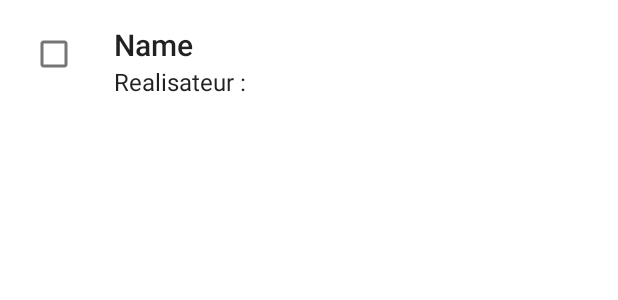
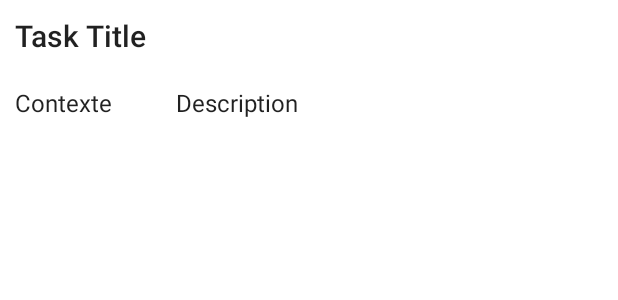
Before and after one commit to Michael16b/ToDoApp, an Android app: the layout list_row.xml on its own in the app's theme, with its tools: preview values and no code run, on a phone screen of 412 x 824 dp. Shown: the top 300 px of the screen. Run offline under Robolectric (Android 15) with nearby library versions, the phone set to English and light mode, and no system bars.

Commit message:
remaniment de l'interface graphique

```diff
--- a/app/src/main/java/com/example/todomobile/AddTask.java
+++ b/app/src/main/java/com/example/todomobile/AddTask.java
@@ -1,6 +1,4 @@
 package com.example.todomobile;
-
-import androidx.appcompat.app.AppCompatActivity;
 
 import android.app.DatePickerDialog;
 import android.os.Bundle;
@@ -12,8 +10,9 @@ import android.widget.EditText;
 import android.widget.Spinner;
 import android.widget.Toast;
 
+import androidx.appcompat.app.AppCompatActivity;
+
 import com.google.android.material.textfield.TextInputEditText;
-
 
 import org.apache.commons.validator.routines.UrlValidator;
 
--- a/app/src/main/res/layout/add_task.xml
+++ b/app/src/main/res/layout/add_task.xml
@@ -10,9 +10,7 @@
         android:layout_height="wrap_content"
         android:layout_margin="16dp"
         android:hint="Titre"
-        app:layout_constraintBottom_toTopOf="@+id/description_text_input_layout"
-
-        >
+        app:layout_constraintBottom_toTopOf="@+id/description_text_input_layout">
 
         <com.google.android.material.textfield.TextInputEditText
             android:id="@+id/title_edit_text"
--- a/app/src/main/res/layout/list_row.xml
+++ b/app/src/main/res/layout/list_row.xml
@@ -1,32 +1,39 @@
 <?xml version="1.0" encoding="utf-8"?>
-<RelativeLayout xmlns:android="http://schemas.android.com/apk/res/android"
-    xmlns:tools="http://schemas.android.com/tools"
-    android:padding="16dp"
+<GridLayout xmlns:android="http://schemas.android.com/apk/res/android"
     android:layout_width="match_parent"
-    android:layout_height="match_parent">
-
-    <CheckBox
-        android:id="@+id/select"
-        android:layout_width="40dp"
-        android:layout_height="40dp"/>
+    android:layout_height="match_parent"
+    android:clipChildren="false">
 
     <TextView
         android:id="@+id/task_title"
-        android:layout_toRightOf="@+id/select"
-        android:layout_marginLeft="20dp"
+        style="@style/TextAppearance.AppCompat.Title"
         android:layout_width="wrap_content"
         android:layout_height="wrap_content"
-        style="@style/TextAppearance.AppCompat.Title"
-        android:text="Name"/>
+        android:layout_margin="10dp"
+        android:layout_gravity="fill"
+        android:text="Task Title" />
 
     <TextView
         android:id="@+id/task_description"
-        android:layout_toRightOf="@+id/select"
-        android:layout_marginLeft="20dp"
+        style="@style/TextAppearance.AppCompat.SearchResult.Subtitle"
         android:layout_width="wrap_content"
         android:layout_height="wrap_content"
-        android:layout_below="@+id/task_title"
+        android:layout_row="1"
+        android:layout_column="1"
+        android:layout_margin="10dp"
+        android:layout_gravity="fill"
+        android:text="Description" />
+
+    <TextView
+        android:id="@+id/task_context"
         style="@style/TextAppearance.AppCompat.SearchResult.Subtitle"
-        android:text="Realisateur : "/>
+        android:layout_width="wrap_content"
+        android:layout_height="wrap_content"
+        android:layout_row="1"
+        android:layout_column="0"
+        android:layout_gravity="fill"
+        android:layout_margin="10dp"
+        android:text="Contexte" />
 
-</RelativeLayout>
+
+</GridLayout>
```
Also changed, not shown: app/src/main/java/com/example/todomobile/MainActivity.java (+7 -12 lines), app/src/main/res/layout/activity_main.xml (+7 -4 lines).
